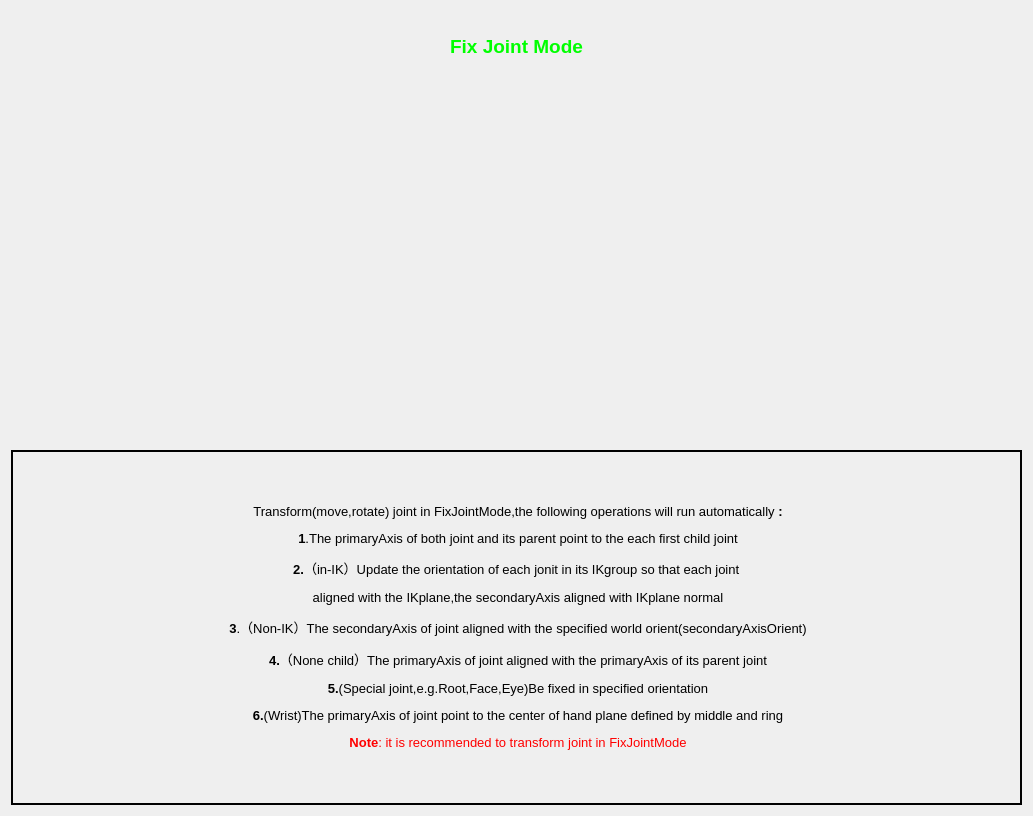
First picture: the form in UI/modeHelp_01.ui, repository jazzboysc/SERiggingTools, before the edit.
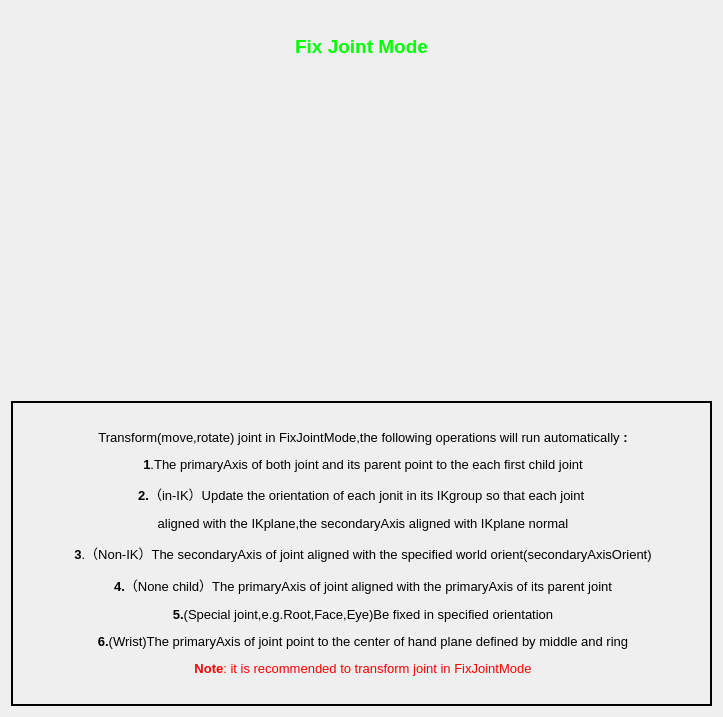
Second picture: the form after the edit. Icons and pictures are not drawn.

The edit to the form file:
```diff
--- a/UI/modeHelp_01.ui
+++ b/UI/modeHelp_01.ui
@@ -6,8 +6,8 @@
    <rect>
     <x>0</x>
     <y>0</y>
-    <width>1033</width>
-    <height>816</height>
+    <width>723</width>
+    <height>717</height>
    </rect>
   </property>
   <property name="windowTitle">
```
